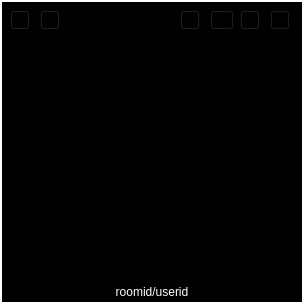
Old version of the form src/core/realtime/trtc-realtime-comm/user-video-item/UserVideoItem.ui in the repository FUQUANYUO/SynergySpot.
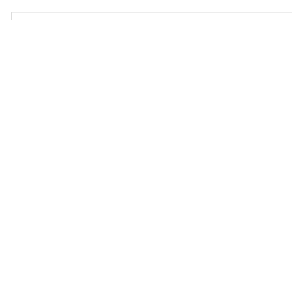
New version of the form. Icons and pictures are not drawn. Custom widgets are drawn as their Qt base class.

Commit message: feat: change ui style follow main arch

Patch:
```diff
--- a/src/core/realtime/trtc-realtime-comm/user-video-item/UserVideoItem.ui
+++ b/src/core/realtime/trtc-realtime-comm/user-video-item/UserVideoItem.ui
@@ -11,7 +11,7 @@
    </rect>
   </property>
   <property name="sizePolicy">
-   <sizepolicy hsizetype="Preferred" vsizetype="Preferred">
+   <sizepolicy hsizetype="Expanding" vsizetype="Expanding">
     <horstretch>0</horstretch>
     <verstretch>0</verstretch>
    </sizepolicy>
@@ -25,463 +25,68 @@
   <property name="styleSheet">
    <string notr="true">background-color: rgba(0, 0, 0, 0);</string>
   </property>
-  <widget class="QProgressBar" name="volumePb">
-   <property name="geometry">
-    <rect>
-     <x>2</x>
-     <y>2</y>
-     <width>300</width>
-     <height>5</height>
-    </rect>
-   </property>
-   <property name="font">
-    <font>
-     <pointsize>8</pointsize>
-    </font>
-   </property>
-   <property name="autoFillBackground">
-    <bool>false</bool>
-   </property>
-   <property name="styleSheet">
-    <string notr="true">background-color: rgba(0, 0, 0, 0);</string>
-   </property>
-   <property name="value">
-    <number>0</number>
-   </property>
-   <property name="textVisible">
-    <bool>false</bool>
-   </property>
-   <property name="invertedAppearance">
-    <bool>false</bool>
-   </property>
-  </widget>
-  <widget class="QPushButton" name="audioMuteBt">
-   <property name="geometry">
-    <rect>
-     <x>10</x>
-     <y>10</y>
-     <width>20</width>
-     <height>20</height>
-    </rect>
-   </property>
-   <property name="styleSheet">
-    <string notr="true">image: url(:/switch/image/switch/audio_normal.png);
-background-color: rgba(0, 0, 0, 0);</string>
-   </property>
-   <property name="text">
-    <string/>
-   </property>
-  </widget>
-  <widget class="QPushButton" name="videoMuteBt">
-   <property name="geometry">
-    <rect>
-     <x>40</x>
-     <y>10</y>
-     <width>20</width>
-     <height>20</height>
-    </rect>
-   </property>
-   <property name="styleSheet">
-    <string notr="true">image: url(:/switch/image/switch/video_normal.png);
-background-color: rgba(0, 0, 0, 0);</string>
-   </property>
-   <property name="text">
-    <string/>
-   </property>
-  </widget>
-  <widget class="QPushButton" name="mirrorBt">
-   <property name="geometry">
-    <rect>
-     <x>240</x>
-     <y>10</y>
-     <width>20</width>
-     <height>20</height>
-    </rect>
-   </property>
-   <property name="toolTip">
-    <string>镜像切换</string>
-   </property>
-   <property name="autoFillBackground">
-    <bool>false</bool>
-   </property>
-   <property name="styleSheet">
-    <string notr="true">image: url(:/switch/image/switch/mirror_close.png);
-background-color: rgba(0, 0, 0, 0);</string>
-   </property>
-   <property name="text">
-    <string/>
-   </property>
-   <property name="checkable">
-    <bool>true</bool>
-   </property>
-   <property name="autoExclusive">
-    <bool>false</bool>
-   </property>
-  </widget>
-  <widget class="QPushButton" name="roateBt">
-   <property name="geometry">
-    <rect>
-     <x>270</x>
-     <y>10</y>
-     <width>20</width>
-     <height>20</height>
-    </rect>
-   </property>
-   <property name="palette">
-    <palette>
-     <active>
-      <colorrole role="Button">
-       <brush brushstyle="SolidPattern">
-        <color alpha="0">
-         <red>0</red>
-         <green>0</green>
-         <blue>0</blue>
-        </color>
-       </brush>
-      </colorrole>
-      <colorrole role="Base">
-       <brush brushstyle="SolidPattern">
-        <color alpha="0">
-         <red>0</red>
-         <green>0</green>
-         <blue>0</blue>
-        </color>
-       </brush>
-      </colorrole>
-      <colorrole role="Window">
-       <brush brushstyle="SolidPattern">
-        <color alpha="0">
-         <red>0</red>
-         <green>0</green>
-         <blue>0</blue>
-        </color>
-       </brush>
-      </colorrole>
-     </active>
-     <inactive>
-      <colorrole role="Button">
-       <brush brushstyle="SolidPattern">
-        <color alpha="0">
-         <red>0</red>
-         <green>0</green>
-         <blue>0</blue>
-        </color>
-       </brush>
-      </colorrole>
-      <colorrole role="Base">
-       <brush brushstyle="SolidPattern">
-        <color alpha="0">
-         <red>0</red>
-         <green>0</green>
-         <blue>0</blue>
-        </color>
-       </brush>
-      </colorrole>
-      <colorrole role="Window">
-       <brush brushstyle="SolidPattern">
-        <color alpha="0">
-         <red>0</red>
-         <green>0</green>
-         <blue>0</blue>
-        </color>
-       </brush>
-      </colorrole>
-     </inactive>
-     <disabled>
-      <colorrole role="Button">
-       <brush brushstyle="SolidPattern">
-        <color alpha="0">
-         <red>0</red>
-         <green>0</green>
-         <blue>0</blue>
-        </color>
-       </brush>
-      </colorrole>
-      <colorrole role="Base">
-       <brush brushstyle="SolidPattern">
-        <color alpha="0">
-         <red>0</red>
-         <green>0</green>
-         <blue>0</blue>
-        </color>
-       </brush>
-      </colorrole>
-      <colorrole role="Window">
-       <brush brushstyle="SolidPattern">
-        <color alpha="0">
-         <red>0</red>
-         <green>0</green>
-         <blue>0</blue>
-        </color>
-       </brush>
-      </colorrole>
-     </disabled>
-    </palette>
-   </property>
-   <property name="toolTip">
-    <string>画面旋转90度</string>
-   </property>
-   <property name="autoFillBackground">
-    <bool>false</bool>
-   </property>
-   <property name="styleSheet">
-    <string notr="true">image: url(:/switch/image/switch/roate_90.png);
-background-color: rgba(0, 0, 0, 0);</string>
-   </property>
-   <property name="text">
-    <string/>
-   </property>
-   <property name="checkable">
-    <bool>true</bool>
-   </property>
-   <property name="autoExclusive">
-    <bool>false</bool>
-   </property>
-  </widget>
-  <widget class="QLabel" name="userInfoLabel">
-   <property name="enabled">
-    <bool>false</bool>
-   </property>
-   <property name="geometry">
-    <rect>
-     <x>2</x>
-     <y>284</y>
-     <width>300</width>
-     <height>16</height>
-    </rect>
-   </property>
-   <property name="sizePolicy">
-    <sizepolicy hsizetype="Minimum" vsizetype="Preferred">
-     <horstretch>0</horstretch>
-     <verstretch>0</verstretch>
-    </sizepolicy>
-   </property>
-   <property name="palette">
-    <palette>
-     <active>
-      <colorrole role="WindowText">
-       <brush brushstyle="SolidPattern">
-        <color alpha="255">
-         <red>255</red>
-         <green>255</green>
-         <blue>255</blue>
-        </color>
-       </brush>
-      </colorrole>
-      <colorrole role="Button">
-       <brush brushstyle="SolidPattern">
-        <color alpha="0">
-         <red>0</red>
-         <green>0</green>
-         <blue>0</blue>
-        </color>
-       </brush>
-      </colorrole>
-      <colorrole role="Base">
-       <brush brushstyle="SolidPattern">
-        <color alpha="0">
-         <red>0</red>
-         <green>0</green>
-         <blue>0</blue>
-        </color>
-       </brush>
-      </colorrole>
-      <colorrole role="Window">
-       <brush brushstyle="SolidPattern">
-        <color alpha="0">
-         <red>0</red>
-         <green>0</green>
-         <blue>0</blue>
-        </color>
-       </brush>
-      </colorrole>
-     </active>
-     <inactive>
-      <colorrole role="WindowText">
-       <brush brushstyle="SolidPattern">
-        <color alpha="255">
-         <red>255</red>
-         <green>255</green>
-         <blue>255</blue>
-        </color>
-       </brush>
-      </colorrole>
-      <colorrole role="Button">
-       <brush brushstyle="SolidPattern">
-        <color alpha="0">
-         <red>0</red>
-         <green>0</green>
-         <blue>0</blue>
-        </color>
-       </brush>
-      </colorrole>
-      <colorrole role="Base">
-       <brush brushstyle="SolidPattern">
-        <color alpha="0">
-         <red>0</red>
-         <green>0</green>
-         <blue>0</blue>
-        </color>
-       </brush>
-      </colorrole>
-      <colorrole role="Window">
-       <brush brushstyle="SolidPattern">
-        <color alpha="0">
-         <red>0</red>
-         <green>0</green>
-         <blue>0</blue>
-        </color>
-       </brush>
-      </colorrole>
-     </inactive>
-     <disabled>
-      <colorrole role="WindowText">
-       <brush brushstyle="SolidPattern">
-        <color alpha="255">
-         <red>255</red>
-         <green>255</green>
-         <blue>255</blue>
-        </color>
-       </brush>
-      </colorrole>
-      <colorrole role="Button">
-       <brush brushstyle="SolidPattern">
-        <color alpha="0">
-         <red>0</red>
-         <green>0</green>
-         <blue>0</blue>
-        </color>
-       </brush>
-      </colorrole>
-      <colorrole role="Base">
-       <brush brushstyle="SolidPattern">
-        <color alpha="0">
-         <red>0</red>
-         <green>0</green>
-         <blue>0</blue>
-        </color>
-       </brush>
-      </colorrole>
-      <colorrole role="Window">
-       <brush brushstyle="SolidPattern">
-        <color alpha="0">
-         <red>0</red>
-         <green>0</green>
-         <blue>0</blue>
-        </color>
-       </brush>
-      </colorrole>
-     </disabled>
-    </palette>
-   </property>
-   <property name="autoFillBackground">
-    <bool>false</bool>
-   </property>
-   <property name="styleSheet">
-    <string notr="true">background-color: rgba(0, 0, 0, 0);</string>
-   </property>
-   <property name="text">
-    <string notr="true">roomid/userid</string>
-   </property>
-   <property name="alignment">
-    <set>Qt::AlignCenter</set>
-   </property>
-  </widget>
-  <widget class="QWidget" name="videoPlaceHolder" native="true">
-   <property name="geometry">
-    <rect>
-     <x>2</x>
-     <y>2</y>
-     <width>300</width>
-     <height>300</height>
-    </rect>
-   </property>
-   <property name="autoFillBackground">
-    <bool>false</bool>
-   </property>
-   <property name="styleSheet">
-    <string notr="true">background-color: rgba(0, 0, 0, 0);</string>
-   </property>
-  </widget>
-  <widget class="QPushButton" name="fitScreenBt">
-   <property name="geometry">
-    <rect>
-     <x>210</x>
-     <y>10</y>
-     <width>24</width>
-     <height>20</height>
-    </rect>
-   </property>
-   <property name="toolTip">
-    <string>FILL/Fit</string>
-   </property>
-   <property name="styleSheet">
-    <string notr="true">image: url(:/switch/image/switch/fit_open.png);
-background-color: rgba(0, 0, 0, 0);</string>
-   </property>
-   <property name="text">
-    <string/>
-   </property>
-   <property name="checkable">
-    <bool>true</bool>
-   </property>
-   <property name="autoExclusive">
-    <bool>false</bool>
-   </property>
-  </widget>
-  <widget class="QPushButton" name="preSmallVideoBt">
-   <property name="geometry">
-    <rect>
-     <x>180</x>
-     <y>10</y>
-     <width>20</width>
-     <height>20</height>
-    </rect>
-   </property>
-   <property name="toolTip">
-    <string>大小流切换</string>
-   </property>
-   <property name="statusTip">
-    <string/>
-   </property>
-   <property name="autoFillBackground">
-    <bool>false</bool>
-   </property>
-   <property name="styleSheet">
-    <string notr="true">image: url(:/switch/image/switch/big_open.png);
-background-color: rgba(0, 0, 0, 0);</string>
-   </property>
-   <property name="text">
-    <string/>
-   </property>
-  </widget>
-  <widget class="QWidget" name="background" native="true">
-   <property name="geometry">
-    <rect>
-     <x>2</x>
-     <y>2</y>
-     <width>300</width>
-     <height>300</height>
-    </rect>
-   </property>
-   <property name="autoFillBackground">
-    <bool>false</bool>
-   </property>
-   <property name="styleSheet">
-    <string notr="true">background-color: rgb(0, 0, 0);</string>
-   </property>
-  </widget>
-  <zorder>background</zorder>
-  <zorder>videoPlaceHolder</zorder>
-  <zorder>volumePb</zorder>
-  <zorder>audioMuteBt</zorder>
-  <zorder>videoMuteBt</zorder>
-  <zorder>mirrorBt</zorder>
-  <zorder>roateBt</zorder>
-  <zorder>userInfoLabel</zorder>
-  <zorder>fitScreenBt</zorder>
-  <zorder>preSmallVideoBt</zorder>
+  <layout class="QVBoxLayout" name="verticalLayout">
+   <item>
+    <widget class="ElaProgressBar" name="volumePb">
+     <property name="sizePolicy">
+      <sizepolicy hsizetype="Expanding" vsizetype="Fixed">
+       <horstretch>0</horstretch>
+       <verstretch>0</verstretch>
+      </sizepolicy>
+     </property>
+     <property name="maximumSize">
+      <size>
+       <width>16777215</width>
+       <height>10</height>
+      </size>
+     </property>
+     <property name="font">
+      <font>
+       <pointsize>8</pointsize>
+      </font>
+     </property>
+     <property name="autoFillBackground">
+      <bool>false</bool>
+     </property>
+     <property name="styleSheet">
+      <string notr="true">background-color: rgba(0, 0, 0, 0);</string>
+     </property>
+     <property name="value">
+      <number>0</number>
+     </property>
+     <property name="textVisible">
+      <bool>false</bool>
+     </property>
+     <property name="invertedAppearance">
+      <bool>false</bool>
+     </property>
+    </widget>
+   </item>
+   <item>
+    <widget class="QWidget" name="videoPlaceHolder" native="true">
+     <property name="sizePolicy">
+      <sizepolicy hsizetype="Expanding" vsizetype="Expanding">
+       <horstretch>0</horstretch>
+       <verstretch>0</verstretch>
+      </sizepolicy>
+     </property>
+     <property name="autoFillBackground">
+      <bool>false</bool>
+     </property>
+     <property name="styleSheet">
+      <string notr="true">background-color: #FFFFFF; border-radius: 10px;</string>
+     </property>
+    </widget>
+   </item>
+  </layout>
  </widget>
+ <customwidgets>
+  <customwidget>
+   <class>ElaProgressBar</class>
+   <extends>QProgressBar</extends>
+   <header>ela-widget-tools/ElaProgressBar.h</header>
+  </customwidget>
+ </customwidgets>
  <resources/>
  <connections/>
 </ui>
```
The commit also changes 34 other files.
